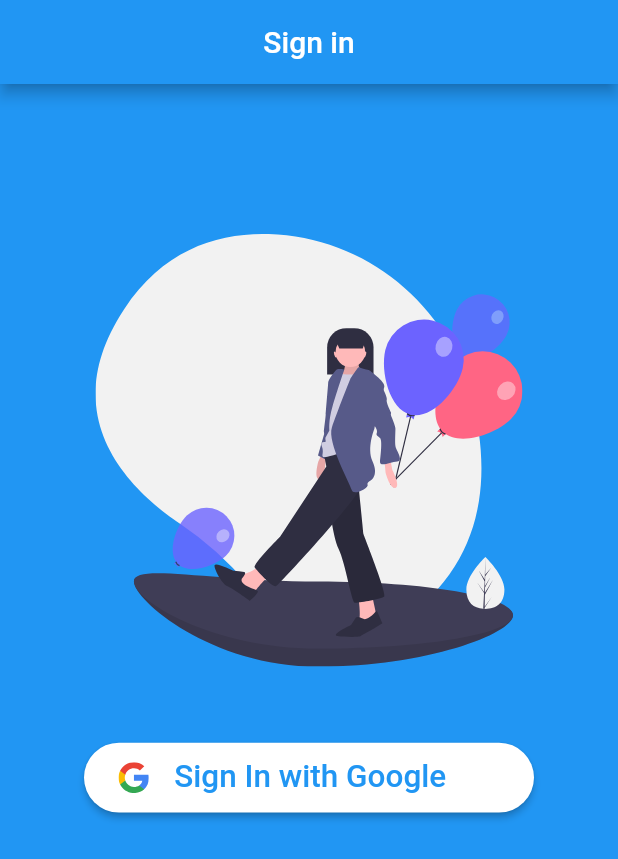
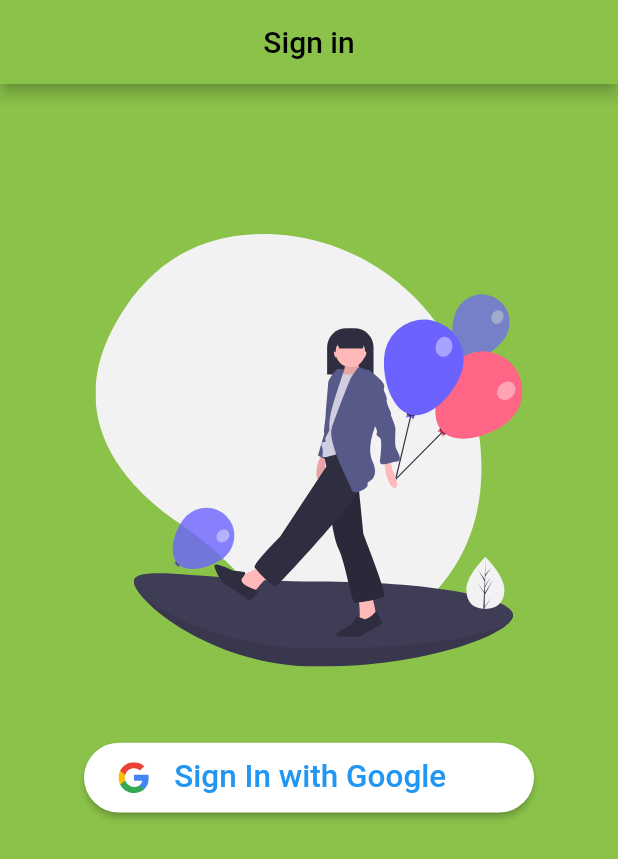
Before and after one commit to anuabraham501/Repository1, a Flutter app: the screen it shows after launch, on a phone screen of 412 x 824 dp. Shown: the top 859 px of the screen. Run offline on Flutter 3.47's test engine with Material 2 defaults, Android fonts, the phone set to English and light mode, and no system bars; our stand-ins replace flutter_svg.

Commit message:
fix: fixing color scheme for signin

```diff
--- a/lib/main.dart
+++ b/lib/main.dart
@@ -35,7 +35,7 @@ class _MyAppState extends State<MyApp> {
       title: MyApp.appName,
       debugShowCheckedModeBanner: false,
       theme: ThemeData(
-        primarySwatch: Colors.blue,
+        primarySwatch: Colors.lightGreen,
       ),
       home: FutureBuilder(
         future: getDefaultRoute(),
--- a/lib/views/signin.dart
+++ b/lib/views/signin.dart
@@ -23,7 +23,7 @@ class _SignInState extends State<SignIn> {
           ],
         ),
       ),
-      backgroundColor: Colors.blue,
+      backgroundColor: Colors.lightGreen,
       body: Center(
         child: Column(
           children: <Widget>[
```
